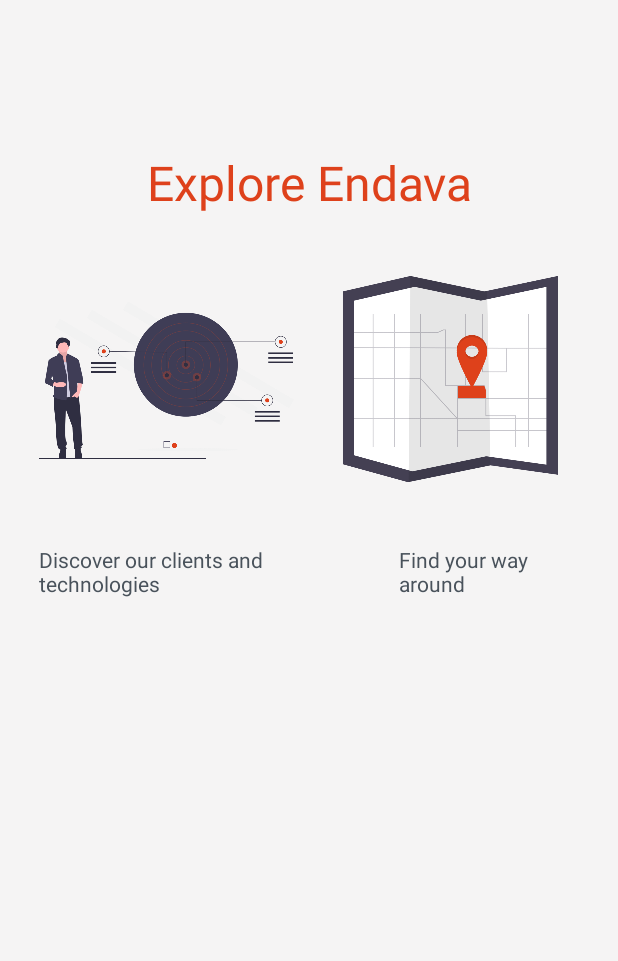
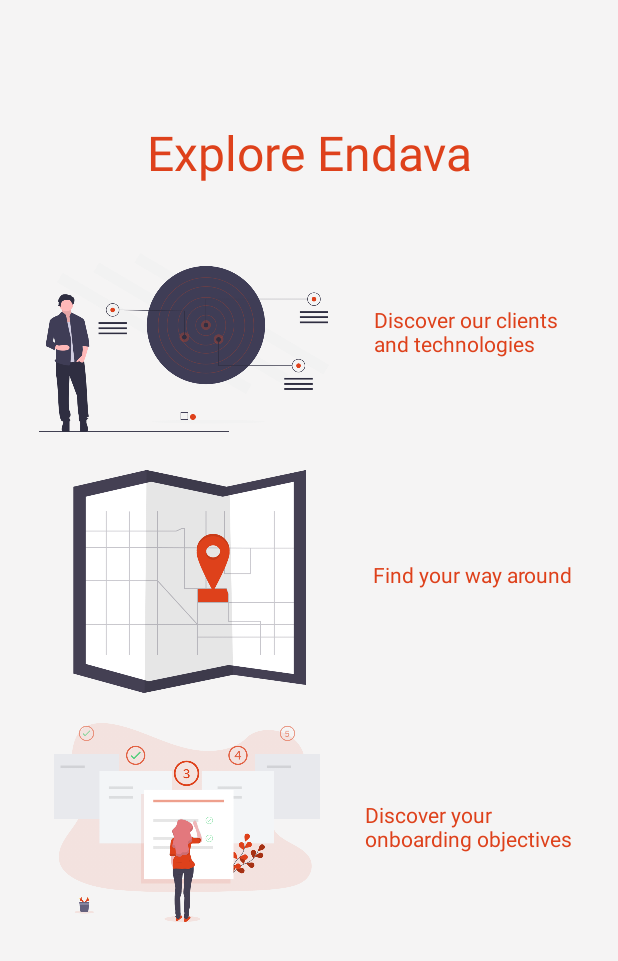
Before and after one commit to DianaMaftei/galileo, an Android app: the MainActivity screen opened directly, with no data from a screen before it, on a phone screen of 412 x 824 dp. Shown: the top 961 px of the screen. Run offline under Robolectric (Android 15) with nearby library versions, the phone set to English and light mode, and no system bars.

Commit message:
add onboarding objectives screen and images

```diff
--- a/app/src/main/res/layout/activity_main.xml
+++ b/app/src/main/res/layout/activity_main.xml
@@ -13,49 +13,29 @@
         android:layout_height="wrap_content"
         android:gravity="center"
         android:paddingLeft="16dp"
-        android:paddingTop="100dp"
+        android:paddingTop="80dp"
+        android:paddingBottom="20dp"
         android:paddingRight="16dp"
         android:text="@string/journeys_title_msg"
         android:textColor="@color/endavaOrange"
         android:textSize="32sp" />
 
     <LinearLayout
-        android:layout_width="fill_parent"
-        android:layout_height="200dp"
+        android:layout_width="390dp"
+        android:layout_height="150dp"
         android:layout_marginLeft="16dp"
         android:layout_marginTop="10dp"
         android:layout_marginRight="16dp"
+        android:onClick="launchBeacons"
         android:orientation="horizontal">
 
         <ImageView
-            android:layout_width="wrap_content"
+            android:layout_width="310dp"
             android:layout_height="fill_parent"
             android:layout_weight="3"
             android:paddingLeft="10dp"
-            android:paddingRight="10dp"
-            android:src="@drawable/undraw_goals_w8tw"
-            android:onClick="launchBeacons"/>
-
-        <ImageView
-            android:layout_width="wrap_content"
-            android:layout_height="fill_parent"
-            android:layout_weight="3"
-            android:paddingLeft="10dp"
-            android:paddingRight="10dp"
-            android:src="@drawable/undraw_map_1r69"
-            android:id="@+id/findWayAroundMainOption"
-            />
-
-
-    </LinearLayout>
-
-    <LinearLayout
-        android:layout_width="wrap_content"
-        android:layout_height="wrap_content"
-        android:layout_marginLeft="16dp"
-        android:layout_marginTop="10dp"
-        android:layout_marginRight="16dp"
-        android:orientation="horizontal">
+            android:paddingRight="20dp"
+            android:src="@drawable/undraw_goals_w8tw" />
 
         <TextView
             android:layout_width="wrap_content"
@@ -63,7 +43,28 @@
             android:layout_weight="3"
             android:paddingLeft="10dp"
             android:paddingRight="10dp"
-            android:text="@string/journeys_tech_msg" />
+            android:paddingTop="50dp"
+            android:text="@string/journeys_tech_msg"
+            android:textColor="@color/endavaOrange" />
+    </LinearLayout>
+
+    <LinearLayout
+        android:layout_width="389dp"
+        android:layout_height="150dp"
+        android:layout_marginLeft="16dp"
+        android:layout_marginTop="10dp"
+        android:layout_marginRight="16dp"
+        android:orientation="horizontal">
+
+
+        <ImageView
+            android:id="@+id/findWayAroundMainOption"
+            android:layout_width="210dp"
+            android:layout_height="fill_parent"
+            android:layout_weight="3"
+            android:paddingLeft="10dp"
+            android:paddingRight="10dp"
+            android:src="@drawable/undraw_map_1r69" />
 
         <TextView
             android:layout_width="wrap_content"
@@ -71,7 +72,38 @@
             android:layout_weight="3"
             android:paddingLeft="10dp"
             android:paddingRight="10dp"
-            android:text="@string/journeys_map_msg" />
+            android:paddingTop="60dp"
+            android:text="@string/journeys_map_msg"
+            android:textColor="@color/endavaOrange" />
+    </LinearLayout>
+
+    <LinearLayout
+        android:layout_width="390dp"
+        android:layout_height="150dp"
+        android:layout_marginLeft="16dp"
+        android:layout_marginTop="10dp"
+        android:layout_marginRight="16dp"
+        android:orientation="horizontal">
+
+
+        <ImageView
+            android:id="@+id/newJoinerMainOption"
+            android:layout_width="290dp"
+            android:layout_height="fill_parent"
+            android:layout_weight="3"
+            android:paddingLeft="20dp"
+            android:paddingRight="20dp"
+            android:src="@drawable/undraw_setup_wizard_r6mr" />
+
+        <TextView
+            android:layout_width="wrap_content"
+            android:layout_height="wrap_content"
+            android:layout_weight="3"
+            android:paddingLeft="10dp"
+            android:paddingRight="10dp"
+            android:paddingTop="60dp"
+            android:text="@string/journeys_onboarding_msg"
+            android:textColor="@color/endavaOrange" />
     </LinearLayout>
 
 </LinearLayout>
--- a/app/src/main/res/layout/journey_objective.xml
+++ b/app/src/main/res/layout/journey_objective.xml
@@ -15,7 +15,7 @@
         android:paddingLeft="16dp"
         android:paddingTop="100dp"
         android:paddingRight="16dp"
-        android:text="@string/meet_manager_msg"
+        android:text="@string/onboarding_meet_manager_msg"
         android:textColor="@color/endavaOrange"
         android:textSize="32sp" />
 
```
Also changed, not shown: app/src/main/res/layout/activity_onboarding.xml (added, +135 -0 lines), app/src/main/res/values/strings.xml (+8 -1 lines), app/src/main/res/drawable/undraw_Building_vpxo.png (added), app/src/main/res/drawable/undraw_coffee_break_j3of.png (added), app/src/main/res/drawable/undraw_noted_pc9f.png (added), app/src/main/res/drawable/undraw_setup_wizard_r6mr.png (added), app/src/main/res/drawable/undraw_teaching_f1cm.png (added), app/src/main/res/drawable/undraw_team_spirit_hrr4.png (added), 1 other file.
